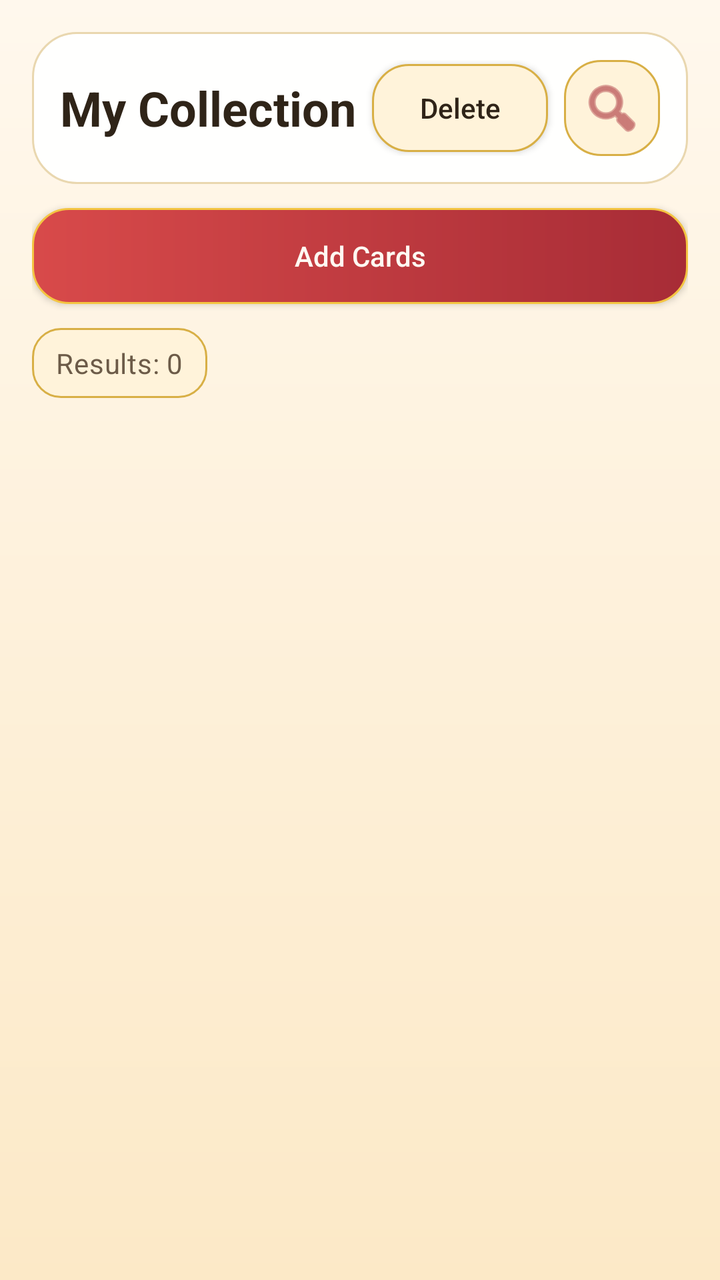
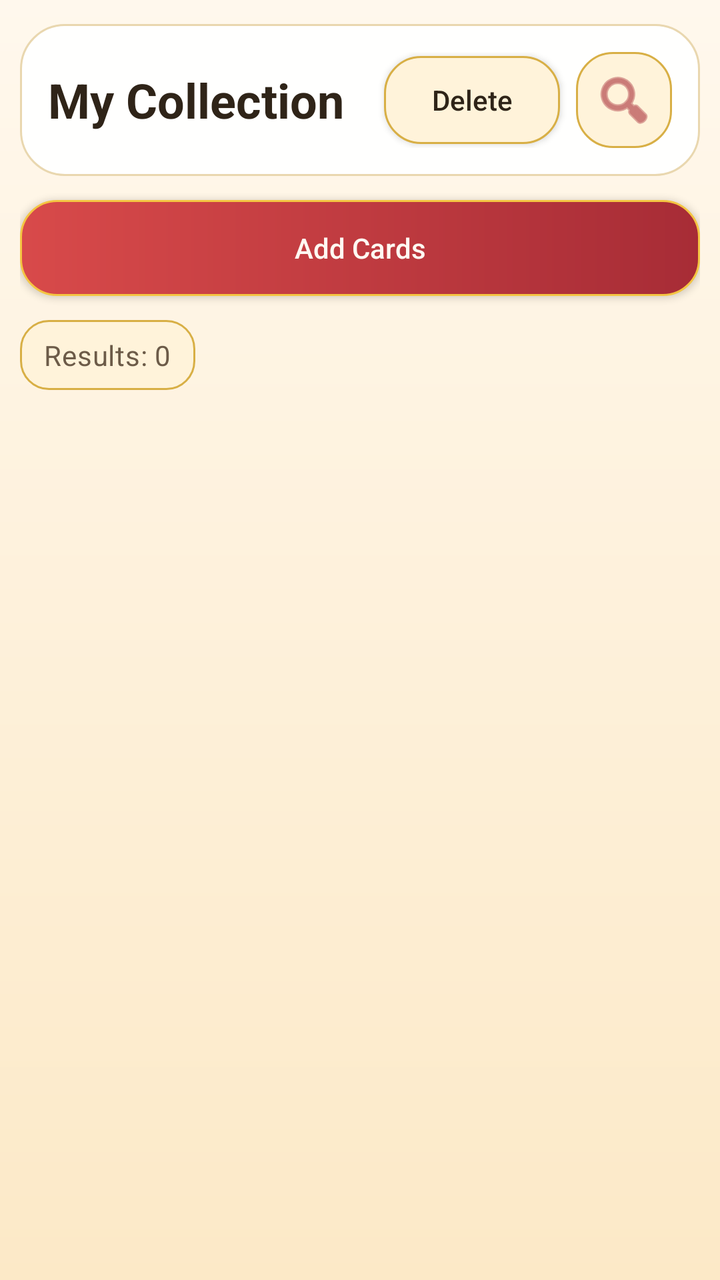

The first picture is an Android layout as it rendered before a commit; the second is the same layout after the commit. The layout source and the unified diff follow.
<!-- AndroidManifest.xml: application theme Theme.PokeBinder -->
<!-- res/layout/fragment_collection.xml -->
<?xml version="1.0" encoding="utf-8"?>
<FrameLayout xmlns:android="http://schemas.android.com/apk/res/android"
    android:layout_width="match_parent"
    android:layout_height="match_parent"
    android:background="@drawable/bg_app_screen">

    <LinearLayout
        android:layout_width="match_parent"
        android:layout_height="match_parent"
        android:orientation="vertical"
        android:padding="16dp">

        <LinearLayout
            android:layout_width="match_parent"
            android:layout_height="wrap_content"
            android:background="@drawable/bg_section_surface"
            android:gravity="center_vertical"
            android:orientation="horizontal"
            android:padding="14dp">

            <TextView
                android:layout_width="0dp"
                android:layout_height="wrap_content"
                android:layout_weight="1"
                android:text="@string/collection_title"
                android:textAppearance="?attr/textAppearanceHeadlineSmall"
                android:textColor="@color/poke_text"
                android:textStyle="bold" />

            <Button
                android:id="@+id/deleteModeButton"
                android:layout_width="wrap_content"
                android:layout_height="wrap_content"
                android:background="@drawable/bg_cta_secondary"
                android:backgroundTint="@null"
                android:minHeight="44dp"
                android:paddingHorizontal="12dp"
                android:text="Delete"
                android:textAllCaps="false"
                android:textColor="@color/poke_text" />

            <ImageButton
                android:id="@+id/searchToggleButton"
                android:layout_width="48dp"
                android:layout_height="48dp"
                android:layout_marginStart="8dp"
                android:background="@drawable/bg_topbar_icon_button"
                android:contentDescription="Show search and filters"
                android:padding="10dp"
                android:src="@android:drawable/ic_menu_search"
                android:tint="@color/poke_red_dark" />
        </LinearLayout>

        <Button
            android:id="@+id/addCardsButton"
            android:layout_width="match_parent"
            android:layout_height="wrap_content"
            android:layout_marginTop="12dp"
            android:background="@drawable/bg_cta_primary"
            android:backgroundTint="@null"
            android:minHeight="48dp"
            android:text="Add Cards"
            android:textAllCaps="false"
            android:textColor="@color/poke_text_on_red" />

        <LinearLayout
            android:id="@+id/searchFiltersContainer"
            android:layout_width="match_parent"
            android:layout_height="wrap_content"
            android:layout_marginTop="12dp"
            android:background="@drawable/bg_section_surface"
            android:orientation="vertical"
            android:padding="14dp"
            android:visibility="gone">

            <AutoCompleteTextView
                android:id="@+id/nameSearchEditText"
                android:layout_width="match_parent"
                android:layout_height="wrap_content"
                android:background="@drawable/bg_binder_slot"
                android:completionThreshold="1"
                android:hint="Name"
                android:inputType="text"
                android:padding="12dp"
                android:textColor="@color/poke_text"
                android:textColorHint="@color/poke_text_secondary" />

            <AutoCompleteTextView
                android:id="@+id/setSearchEditText"
                android:layout_width="match_parent"
                android:layout_height="wrap_content"
                android:layout_marginTop="8dp"
                android:background="@drawable/bg_binder_slot"
                android:completionThreshold="1"
                android:hint="Set"
                android:inputType="text"
                android:padding="12dp"
                android:textColor="@color/poke_text"
                android:textColorHint="@color/poke_text_secondary" />

            <AutoCompleteTextView
                android:id="@+id/typeSearchEditText"
                android:layout_width="match_parent"
                android:layout_height="wrap_content"
                android:layout_marginTop="8dp"
                android:background="@drawable/bg_binder_slot"
                android:completionThreshold="1"
                android:hint="Type"
                android:inputType="text"
                android:padding="12dp"
                android:textColor="@color/poke_text"
                android:textColorHint="@color/poke_text_secondary" />

            <EditText
                android:id="@+id/cardIdSearchEditText"
                android:layout_width="match_parent"
                android:layout_height="wrap_content"
                android:layout_marginTop="8dp"
                android:background="@drawable/bg_binder_slot"
                android:hint="Card ID"
                android:inputType="text"
                android:padding="12dp"
                android:textColor="@color/poke_text"
                android:textColorHint="@color/poke_text_secondary" />

            <AutoCompleteTextView
                android:id="@+id/subtypeSearchEditText"
                android:layout_width="match_parent"
                android:layout_height="wrap_content"
                android:layout_marginTop="8dp"
                android:background="@drawable/bg_binder_slot"
                android:completionThreshold="1"
                android:hint="Subtype"
                android:inputType="text"
                android:padding="12dp"
                android:textColor="@color/poke_text"
                android:textColorHint="@color/poke_text_secondary" />

            <AutoCompleteTextView
                android:id="@+id/raritySearchEditText"
                android:layout_width="match_parent"
                android:layout_height="wrap_content"
                android:layout_marginTop="8dp"
                android:background="@drawable/bg_binder_slot"
                android:completionThreshold="1"
                android:hint="Rarity"
                android:inputType="text"
                android:padding="12dp"
                android:textColor="@color/poke_text"
                android:textColorHint="@color/poke_text_secondary" />

            <CheckBox
                android:id="@+id/fullArtOnlyCheckBox"
                android:layout_width="wrap_content"
                android:layout_height="wrap_content"
                android:layout_marginTop="8dp"
                android:buttonTint="@color/poke_red_dark"
                android:text="Full Art only"
                android:textColor="@color/poke_text" />

            <LinearLayout
                android:layout_width="match_parent"
                android:layout_height="wrap_content"
                android:layout_marginTop="12dp"
                android:gravity="end"
                android:orientation="horizontal">

                <Button
                    android:id="@+id/clearFiltersButton"
                    android:layout_width="wrap_content"
                    android:layout_height="wrap_content"
                    android:background="@drawable/bg_cta_secondary"
                    android:backgroundTint="@null"
                    android:minHeight="44dp"
                    android:paddingHorizontal="14dp"
                    android:text="Clear"
                    android:textAllCaps="false"
                    android:textColor="@color/poke_text" />

                <Button
                    android:id="@+id/applySearchButton"
                    android:layout_width="wrap_content"
                    android:layout_height="wrap_content"
                    android:layout_marginStart="8dp"
                    android:background="@drawable/bg_cta_primary"
                    android:backgroundTint="@null"
                    android:minHeight="44dp"
                    android:paddingHorizontal="14dp"
                    android:text="Search"
                    android:textAllCaps="false"
                    android:textColor="@color/poke_text_on_red" />
            </LinearLayout>
        </LinearLayout>

        <TextView
            android:id="@+id/resultCountTextView"
            android:layout_width="wrap_content"
            android:layout_height="wrap_content"
            android:layout_marginTop="12dp"
            android:background="@drawable/bg_counter_chip"
            android:paddingHorizontal="12dp"
            android:paddingVertical="8dp"
            android:text="@string/collection_results_default"
            android:textAppearance="?attr/textAppearanceBodyMedium"
            android:textColor="@color/poke_text_secondary" />

        <androidx.recyclerview.widget.RecyclerView
            android:id="@+id/collectionRecyclerView"
            android:layout_width="match_parent"
            android:layout_height="0dp"
            android:layout_marginTop="10dp"
            android:layout_weight="1"
            android:clipToPadding="false"
            android:paddingBottom="8dp" />
    </LinearLayout>

    <LinearLayout
        android:id="@+id/loadingView"
        android:layout_width="match_parent"
        android:layout_height="match_parent"
        android:gravity="center"
        android:orientation="vertical"
        android:padding="24dp"
        android:visibility="gone">

        <LinearLayout
            android:layout_width="wrap_content"
            android:layout_height="wrap_content"
            android:background="@drawable/bg_section_surface"
            android:gravity="center"
            android:orientation="vertical"
            android:padding="24dp">

            <ProgressBar
                android:layout_width="wrap_content"
                android:layout_height="wrap_content" />

            <TextView
                android:layout_width="wrap_content"
                android:layout_height="wrap_content"
                android:layout_marginTop="12dp"
                android:text="@string/collection_loading"
                android:textAppearance="?attr/textAppearanceBodyMedium"
                android:textColor="@color/poke_text" />
        </LinearLayout>
    </LinearLayout>

    <LinearLayout
        android:id="@+id/emptyStateView"
        android:layout_width="match_parent"
        android:layout_height="match_parent"
        android:gravity="center"
        android:orientation="vertical"
        android:padding="24dp"
        android:visibility="gone">

        <LinearLayout
            android:layout_width="wrap_content"
            android:layout_height="wrap_content"
            android:background="@drawable/bg_section_surface"
            android:gravity="center"
            android:orientation="vertical"
            android:padding="24dp">

            <TextView
                android:id="@+id/emptyTitleTextView"
                android:layout_width="wrap_content"
                android:layout_height="wrap_content"
                android:textAppearance="?attr/textAppearanceHeadlineSmall"
                android:textColor="@color/poke_text"
                android:textStyle="bold" />

            <TextView
                android:id="@+id/emptyMessageTextView"
                android:layout_width="wrap_content"
                android:layout_height="wrap_content"
                android:layout_marginTop="8dp"
                android:gravity="center"
                android:textAppearance="?attr/textAppearanceBodyMedium"
                android:textColor="@color/poke_text_secondary" />

            <Button
                android:id="@+id/emptyAddCardsButton"
                android:layout_width="wrap_content"
                android:layout_height="wrap_content"
                android:layout_marginTop="16dp"
                android:background="@drawable/bg_cta_primary"
                android:backgroundTint="@null"
                android:minHeight="48dp"
                android:paddingHorizontal="16dp"
                android:text="Add Cards"
                android:textAllCaps="false"
                android:textColor="@color/poke_text_on_red" />
        </LinearLayout>
    </LinearLayout>

</FrameLayout>
<!-- resources referenced by this layout -->
<resources>
  <color name="poke_red_dark">#A72C36</color>
  <color name="poke_text">#2F2418</color>
  <color name="poke_text_on_red">#FFF9F2</color>
  <color name="poke_text_secondary">#6C5B48</color>
  <!-- drawable bg_app_screen (drawable) -->
  <?xml version="1.0" encoding="utf-8"?>
  <shape xmlns:android="http://schemas.android.com/apk/res/android"
      android:shape="rectangle">
      <gradient
          android:angle="270"
          android:endColor="@color/poke_screen_bottom"
          android:startColor="@color/poke_screen_top" />
  </shape>
  <!-- drawable bg_binder_slot (drawable) -->
  <?xml version="1.0" encoding="utf-8"?>
  <shape xmlns:android="http://schemas.android.com/apk/res/android"
      android:shape="rectangle">
      <solid android:color="@color/poke_slot" />
      <corners android:radius="16dp" />
      <stroke
          android:width="1dp"
          android:color="@color/poke_line_strong" />
  </shape>
  <!-- drawable bg_counter_chip (drawable) -->
  <?xml version="1.0" encoding="utf-8"?>
  <shape xmlns:android="http://schemas.android.com/apk/res/android"
      android:shape="rectangle">
      <solid android:color="@color/poke_surface_alt" />
      <corners android:radius="14dp" />
      <stroke
          android:width="1dp"
          android:color="@color/poke_line_strong" />
  </shape>
  <!-- drawable bg_cta_secondary (drawable) -->
  <?xml version="1.0" encoding="utf-8"?>
  <shape xmlns:android="http://schemas.android.com/apk/res/android"
      android:shape="rectangle">
      <solid android:color="@color/poke_surface_alt" />
      <corners android:radius="18dp" />
      <stroke
          android:width="1dp"
          android:color="@color/poke_line_strong" />
  </shape>
  <!-- drawable bg_topbar_icon_button (drawable) -->
  <?xml version="1.0" encoding="utf-8"?>
  <shape xmlns:android="http://schemas.android.com/apk/res/android"
      android:shape="rectangle">
      <solid android:color="@color/poke_surface_alt" />
      <corners android:radius="18dp" />
      <stroke
          android:width="1dp"
          android:color="@color/poke_line_strong" />
  </shape>
  <string name="collection_loading">Loading collection...</string>
  <string name="collection_results_default">Results: 0</string>
  <string name="collection_title">My Collection</string>
  <style name="Theme.PokeBinder" parent="Base.Theme.PokeBinder" />
  <color name="poke_screen_bottom">#FCE9C7</color>
  <color name="poke_screen_top">#FFF8ED</color>
  <color name="poke_slot">#FFF0D6</color>
  <color name="poke_line_strong">#D8AF45</color>
  <color name="poke_surface_alt">#FFF3DA</color>
  <color name="poke_red">#D84A4A</color>
  <color name="poke_gold">#F4C542</color>
  <color name="poke_surface_elevated">#FFFFFE</color>
  <color name="poke_line_soft">#E9D7AF</color>
  <color name="poke_surface">#FFFDF8</color>
  <style name="ThemeOverlay.PokeBinder.MaterialAlertDialog" parent="ThemeOverlay.Material3.MaterialAlertDialog">
          <item name="colorSurface">@color/poke_surface_elevated</item>
          <item name="shapeAppearanceOverlay">@style/ShapeAppearanceOverlayPokeBinderDialog</item>
      </style>
  <style name="ShapeAppearanceOverlayPokeBinderDialog">
          <item name="cornerFamily">rounded</item>
          <item name="cornerSize">24dp</item>
      </style>
  <!-- unchanged entries left out for length: 3 -->
</resources>

<!-- the commit's change to res/layout/fragment_collection.xml (unified diff, before → after) -->
@@ -8,7 +8,10 @@
         android:layout_width="match_parent"
         android:layout_height="match_parent"
         android:orientation="vertical"
-        android:padding="16dp">
+        android:paddingStart="10dp"
+        android:paddingTop="12dp"
+        android:paddingEnd="10dp"
+        android:paddingBottom="8dp">
 
         <LinearLayout
             android:layout_width="match_parent"
@@ -35,7 +38,7 @@
                 android:backgroundTint="@null"
                 android:minHeight="44dp"
                 android:paddingHorizontal="12dp"
-                android:text="Delete"
+                android:text="@string/collection_delete_mode"
                 android:textAllCaps="false"
                 android:textColor="@color/poke_text" />
 
@@ -45,7 +48,7 @@
                 android:layout_height="48dp"
                 android:layout_marginStart="8dp"
                 android:background="@drawable/bg_topbar_icon_button"
-                android:contentDescription="Show search and filters"
+                android:contentDescription="@string/show_search_and_filters"
                 android:padding="10dp"
                 android:src="@android:drawable/ic_menu_search"
                 android:tint="@color/poke_red_dark" />
@@ -59,7 +62,7 @@
             android:background="@drawable/bg_cta_primary"
             android:backgroundTint="@null"
             android:minHeight="48dp"
-            android:text="Add Cards"
+            android:text="@string/collection_add_cards"
             android:textAllCaps="false"
             android:textColor="@color/poke_text_on_red" />
 
@@ -79,7 +82,7 @@
                 android:layout_height="wrap_content"
                 android:background="@drawable/bg_binder_slot"
                 android:completionThreshold="1"
-                android:hint="Name"
+                android:hint="@string/common_name"
                 android:inputType="text"
                 android:padding="12dp"
                 android:textColor="@color/poke_text"
@@ -92,7 +95,7 @@
                 android:layout_marginTop="8dp"
                 android:background="@drawable/bg_binder_slot"
                 android:completionThreshold="1"
-                android:hint="Set"
+                android:hint="@string/common_set"
                 android:inputType="text"
                 android:padding="12dp"
                 android:textColor="@color/poke_text"
@@ -105,7 +108,7 @@
                 android:layout_marginTop="8dp"
                 android:background="@drawable/bg_binder_slot"
                 android:completionThreshold="1"
-                android:hint="Type"
+                android:hint="@string/common_type"
                 android:inputType="text"
                 android:padding="12dp"
                 android:textColor="@color/poke_text"
@@ -117,7 +120,7 @@
                 android:layout_height="wrap_content"
                 android:layout_marginTop="8dp"
                 android:background="@drawable/bg_binder_slot"
-                android:hint="Card ID"
+                android:hint="@string/common_card_id"
                 android:inputType="text"
                 android:padding="12dp"
                 android:textColor="@color/poke_text"
@@ -130,7 +133,7 @@
                 android:layout_marginTop="8dp"
                 android:background="@drawable/bg_binder_slot"
                 android:completionThreshold="1"
-                android:hint="Subtype"
+                android:hint="@string/common_subtype"
                 android:inputType="text"
                 android:padding="12dp"
                 android:textColor="@color/poke_text"
@@ -143,7 +146,7 @@
                 android:layout_marginTop="8dp"
                 android:background="@drawable/bg_binder_slot"
                 android:completionThreshold="1"
-                android:hint="Rarity"
+                android:hint="@string/common_rarity"
                 android:inputType="text"
                 android:padding="12dp"
                 android:textColor="@color/poke_text"
@@ -155,7 +158,7 @@
                 android:layout_height="wrap_content"
                 android:layout_marginTop="8dp"
                 android:buttonTint="@color/poke_red_dark"
-                android:text="Full Art only"
+                android:text="@string/common_full_art_only"
                 android:textColor="@color/poke_text" />
 
             <LinearLayout
@@ -173,7 +176,7 @@
                     android:backgroundTint="@null"
                     android:minHeight="44dp"
                     android:paddingHorizontal="14dp"
-                    android:text="Clear"
+                    android:text="@string/common_clear"
                     android:textAllCaps="false"
                     android:textColor="@color/poke_text" />
 
@@ -186,7 +189,7 @@
                     android:backgroundTint="@null"
                     android:minHeight="44dp"
                     android:paddingHorizontal="14dp"
-                    android:text="Search"
+                    android:text="@string/common_search"
                     android:textAllCaps="false"
                     android:textColor="@color/poke_text_on_red" />
             </LinearLayout>
@@ -211,7 +214,7 @@
             android:layout_marginTop="10dp"
             android:layout_weight="1"
             android:clipToPadding="false"
-            android:paddingBottom="8dp" />
+            android:paddingBottom="12dp" />
     </LinearLayout>
 
     <LinearLayout
@@ -266,7 +269,8 @@
                 android:id="@+id/emptyTitleTextView"
                 android:layout_width="wrap_content"
                 android:layout_height="wrap_content"
-                android:textAppearance="?attr/textAppearanceHeadlineSmall"
+                android:text="@string/collection_empty_title"
+                android:textAppearance="?attr/textAppearanceTitleMedium"
                 android:textColor="@color/poke_text"
                 android:textStyle="bold" />
 
@@ -276,6 +280,7 @@
                 android:layout_height="wrap_content"
                 android:layout_marginTop="8dp"
                 android:gravity="center"
+                android:text="@string/collection_empty_message"
                 android:textAppearance="?attr/textAppearanceBodyMedium"
                 android:textColor="@color/poke_text_secondary" />
 
@@ -283,12 +288,12 @@
                 android:id="@+id/emptyAddCardsButton"
                 android:layout_width="wrap_content"
                 android:layout_height="wrap_content"
-                android:layout_marginTop="16dp"
+                android:layout_marginTop="14dp"
                 android:background="@drawable/bg_cta_primary"
                 android:backgroundTint="@null"
-                android:minHeight="48dp"
+                android:minHeight="44dp"
                 android:paddingHorizontal="16dp"
-                android:text="Add Cards"
+                android:text="@string/collection_add_cards"
                 android:textAllCaps="false"
                 android:textColor="@color/poke_text_on_red" />
         </LinearLayout>
<!-- resource entries referenced after the edit -->
@@ -53,9 +53,23 @@
           android:width="1dp"
           android:color="@color/poke_line_strong" />
   </shape>
+  <string name="collection_add_cards">Add Cards</string>
+  <string name="collection_delete_mode">Delete</string>
+  <string name="collection_empty_message">Save cards from the catalog to see them here.</string>
+  <string name="collection_empty_title">No saved cards yet</string>
   <string name="collection_loading">Loading collection...</string>
   <string name="collection_results_default">Results: 0</string>
   <string name="collection_title">My Collection</string>
+  <string name="common_card_id">Card ID</string>
+  <string name="common_clear">Clear</string>
+  <string name="common_full_art_only">Full Art only</string>
+  <string name="common_name">Name</string>
+  <string name="common_rarity">Rarity</string>
+  <string name="common_search">Search</string>
+  <string name="common_set">Set</string>
+  <string name="common_subtype">Subtype</string>
+  <string name="common_type">Type</string>
+  <string name="show_search_and_filters">Show search and filters</string>
   <style name="Theme.PokeBinder" parent="Base.Theme.PokeBinder" />
   <color name="poke_screen_bottom">#FCE9C7</color>
   <color name="poke_screen_top">#FFF8ED</color>
